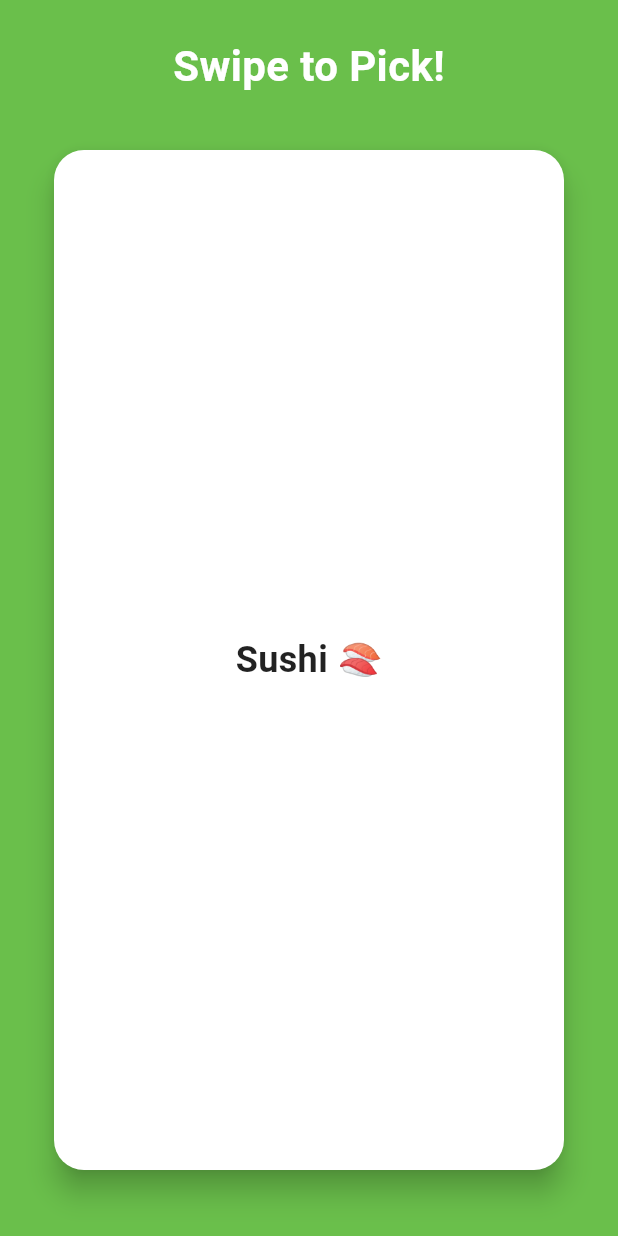
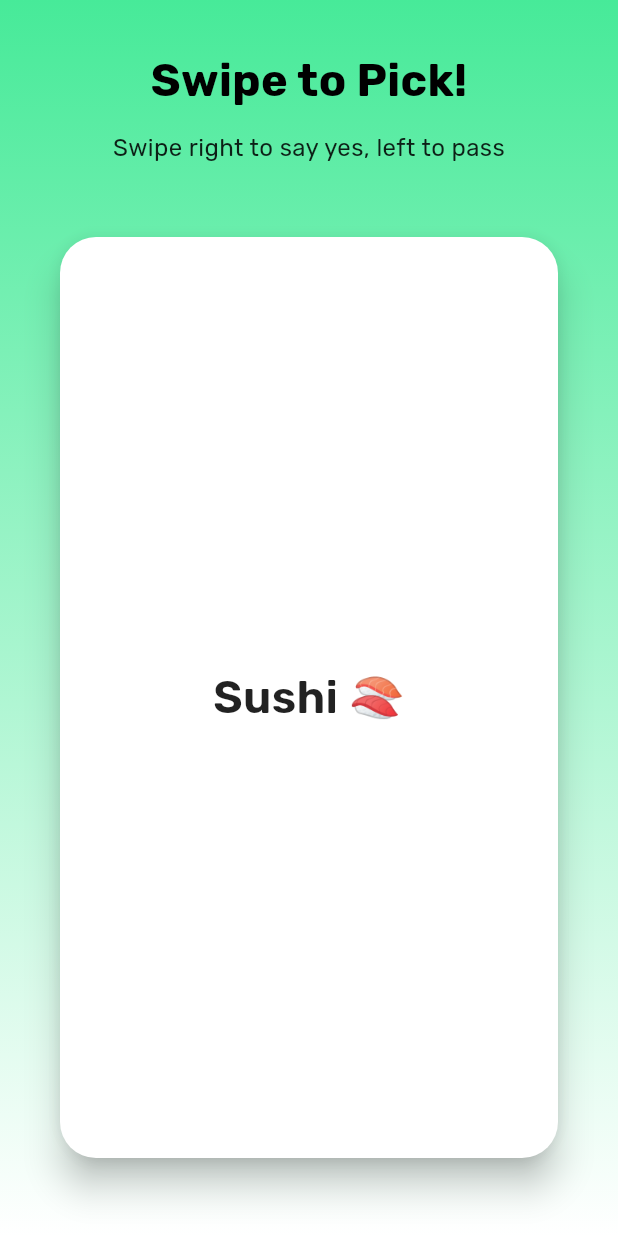
Before and after one commit to ColdBlitz101/picklnairted, a Flutter app: the SwipeScreen screen opened directly, on a phone screen of 412 x 824 dp. Run offline on Flutter 3.47's test engine with Material 3 defaults, Android fonts, the light colour scheme and no system bars; drawn by our look-alikes of swipe_cards; our stand-ins replace google_fonts.

Commit message:
swipe_screen1.2

```diff
--- a/lib/screens/swipe_screen.dart
+++ b/lib/screens/swipe_screen.dart
@@ -1,4 +1,5 @@
 import 'package:flutter/material.dart';
+import 'package:google_fonts/google_fonts.dart';
 import 'package:swipe_cards/swipe_cards.dart';
 
 class SwipeScreen extends StatefulWidget {
@@ -23,7 +24,7 @@ class _SwipeScreenState extends State<SwipeScreen> {
   List<String> accepted = [];
   List<String> rejected = [];
 
-  static const Color picklGreen = Color(0xFF6ABF4B);
+  static const Color picklGreen = Color(0xFF47EA99);
 
   @override
   void initState() {
@@ -34,15 +35,11 @@ class _SwipeScreenState extends State<SwipeScreen> {
         content: option,
         likeAction: () {
           accepted.add(option);
-          print('Accepted: $option');
         },
         nopeAction: () {
           rejected.add(option);
-          print('Rejected: $option');
         },
-        superlikeAction: () {
-          // Optional: not used here
-        },
+        superlikeAction: () {},
       );
     }).toList();
 
@@ -52,21 +49,35 @@ class _SwipeScreenState extends State<SwipeScreen> {
   @override
   Widget build(BuildContext context) {
     return Scaffold(
-      backgroundColor: picklGreen,
-      body: SafeArea(
-        child: Padding(
-          padding: const EdgeInsets.symmetric(vertical: 24, horizontal: 16),
+      body: Container(
+        decoration: const BoxDecoration(
+          gradient: LinearGradient(
+            colors: [picklGreen, Colors.white],
+            begin: Alignment.topCenter,
+            end: Alignment.bottomCenter,
+          ),
+        ),
+        padding: const EdgeInsets.symmetric(vertical: 32, horizontal: 20),
         child: Column(
           children: [
-              const Text(
+            Text(
               'Swipe to Pick!',
-                style: TextStyle(
-                  fontSize: 28,
+              style: GoogleFonts.rubik(
+                fontSize: 30,
                 fontWeight: FontWeight.bold,
-                  color: Colors.white,
+                color: Colors.black,
               ),
             ),
-              const SizedBox(height: 16),
+            const SizedBox(height: 12),
+            Text(
+              'Swipe right to say yes, left to pass',
+              style: GoogleFonts.rubik(
+                fontSize: 16,
+                color: Colors.black87,
+              ),
+              textAlign: TextAlign.center,
+            ),
+            const SizedBox(height: 28),
             Expanded(
               child: SwipeCards(
                 matchEngine: _matchEngine,
@@ -74,16 +85,16 @@ class _SwipeScreenState extends State<SwipeScreen> {
                   final option = options[index];
                   return Card(
                     shape: RoundedRectangleBorder(
-                        borderRadius: BorderRadius.circular(20),
+                      borderRadius: BorderRadius.circular(24),
                     ),
                     color: Colors.white,
-                      elevation: 8,
+                    elevation: 10,
                     child: Center(
                       child: Text(
                         option,
-                          style: const TextStyle(
-                            fontSize: 24,
-                            fontWeight: FontWeight.bold,
+                        style: GoogleFonts.rubik(
+                          fontSize: 30,
+                          fontWeight: FontWeight.w600,
                           color: Colors.black87,
                         ),
                       ),
@@ -94,14 +105,17 @@ class _SwipeScreenState extends State<SwipeScreen> {
                   ScaffoldMessenger.of(context).showSnackBar(
                     SnackBar(
                       content: Text(
-                          'All done!\nAccepted: ${accepted.join(", ")}\nRejected: ${rejected.join(", ")}',
+                        'All done!\n✅ Yes: ${accepted.join(", ")}\n❌ No: ${rejected.join(", ")}',
+                        style: GoogleFonts.rubik(fontSize: 14),
                       ),
-                        duration: const Duration(seconds: 4),
+                      backgroundColor: Colors.black87,
+                      duration: const Duration(seconds: 5),
+                      behavior: SnackBarBehavior.floating,
                     ),
                   );
                 },
                 itemChanged: (SwipeItem item, int index) {
-                    // Optional: do something on each card change
+                  // Optional: do something
                 },
                 upSwipeAllowed: false,
                 fillSpace: true,
@@ -110,7 +124,6 @@ class _SwipeScreenState extends State<SwipeScreen> {
           ],
         ),
       ),
-      ),
     );
   }
 }
```
Lines whose indentation alone changed are shown as unchanged.
